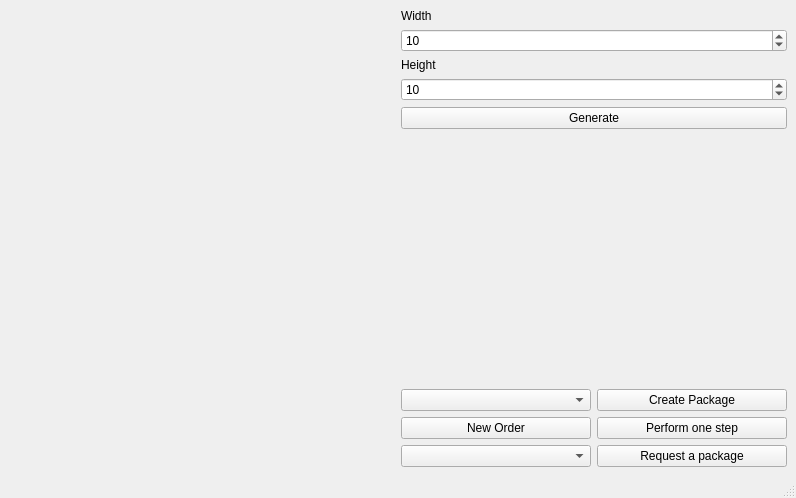
First picture: the form in amazon/mainwindow.ui, repository fairynoxx/warehouse, before the edit.
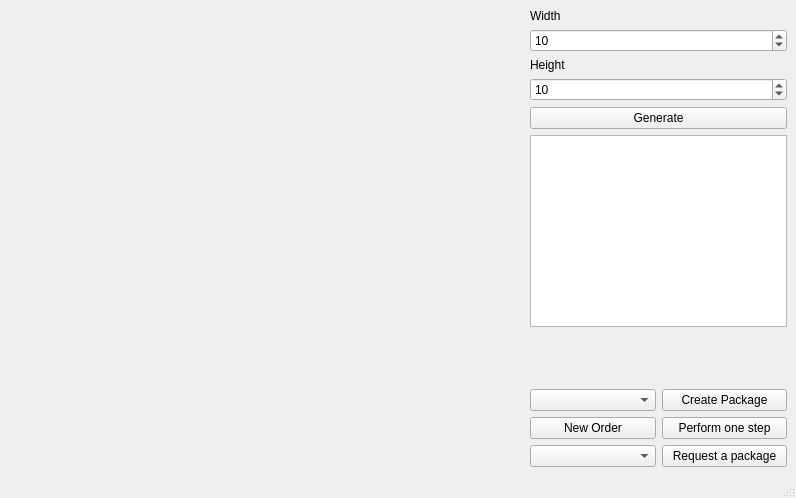
Second picture: the form after the edit.

```diff
--- a/amazon/mainwindow.ui
+++ b/amazon/mainwindow.ui
@@ -21,7 +21,14 @@
   </property>
   <widget class="QWidget" name="centralwidget">
    <layout class="QGridLayout" name="gridLayout">
-    <item row="0" column="1">
+    <item row="0" column="0">
+     <layout class="QHBoxLayout" name="horizontalLayout_2">
+      <item>
+       <widget class="QWidget" name="tempW" native="true"/>
+      </item>
+     </layout>
+    </item>
+    <item row="0" column="3">
      <layout class="QHBoxLayout" name="horizontalLayout">
       <item>
        <layout class="QVBoxLayout" name="verticalLayout">
@@ -60,6 +67,9 @@
           </property>
          </widget>
         </item>
+        <item>
+         <widget class="QPlainTextEdit" name="logWindow"/>
+        </item>
         <item>
          <spacer name="verticalSpacer">
           <property name="orientation">
@@ -115,12 +125,31 @@
       </item>
      </layout>
     </item>
-    <item row="0" column="0">
-     <layout class="QHBoxLayout" name="horizontalLayout_2">
-      <item>
-       <widget class="QWidget" name="tempW" native="true"/>
-      </item>
-     </layout>
+    <item row="0" column="1">
+     <spacer name="horizontalSpacer">
+      <property name="orientation">
+       <enum>Qt::Horizontal</enum>
+      </property>
+      <property name="sizeHint" stdset="0">
+       <size>
+        <width>40</width>
+        <height>20</height>
+       </size>
+      </property>
+     </spacer>
+    </item>
+    <item row="0" column="2">
+     <spacer name="horizontalSpacer_2">
+      <property name="orientation">
+       <enum>Qt::Horizontal</enum>
+      </property>
+      <property name="sizeHint" stdset="0">
+       <size>
+        <width>40</width>
+        <height>20</height>
+       </size>
+      </property>
+     </spacer>
     </item>
    </layout>
   </widget>
```
Left out of the diff: 2 changed lines with no effect on the pictures.
